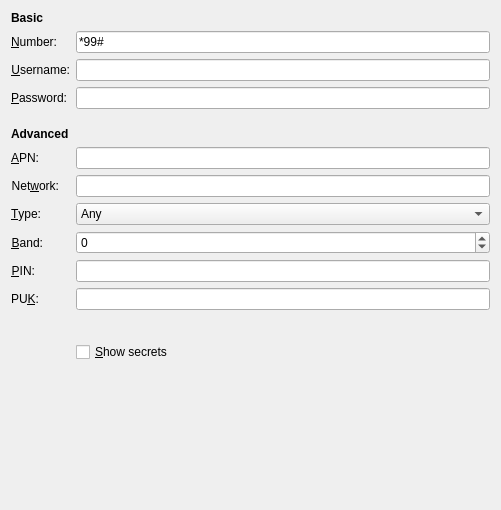
This is libs/ui/gsm.ui in netrunner-debian-kde-extras/networkmanagement as Qt 5 draws it before an edit. The edited form follows.
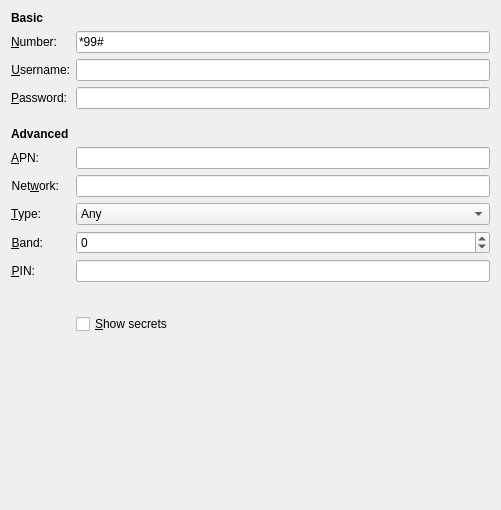
This is the edited form. Custom widgets are drawn as their Qt base class.

The edit to the form file:
```diff
--- a/libs/ui/gsm.ui
+++ b/libs/ui/gsm.ui
@@ -6,7 +6,7 @@
    <rect>
     <x>0</x>
     <y>0</y>
-    <width>492</width>
+    <width>494</width>
     <height>510</height>
    </rect>
   </property>
@@ -196,23 +196,7 @@
    <item row="10" column="1">
     <widget class="KLineEdit" name="pin"/>
    </item>
-   <item row="11" column="0">
-    <widget class="QLabel" name="label_6">
-     <property name="text">
-      <string>PU&amp;K:</string>
-     </property>
-     <property name="alignment">
-      <set>Qt::AlignRight|Qt::AlignTrailing|Qt::AlignVCenter</set>
-     </property>
-     <property name="buddy">
-      <cstring>puk</cstring>
-     </property>
-    </widget>
-   </item>
    <item row="11" column="1">
-    <widget class="KLineEdit" name="puk"/>
-   </item>
-   <item row="12" column="1">
     <spacer name="verticalSpacer_2">
      <property name="orientation">
       <enum>Qt::Vertical</enum>
@@ -228,7 +212,7 @@
      </property>
     </spacer>
    </item>
-   <item row="13" column="1">
+   <item row="12" column="1">
     <widget class="QCheckBox" name="chkShowPass">
      <property name="text">
       <string>&amp;Show secrets</string>
```
Left out of the diff: 32 changed lines with no effect on the pictures.
